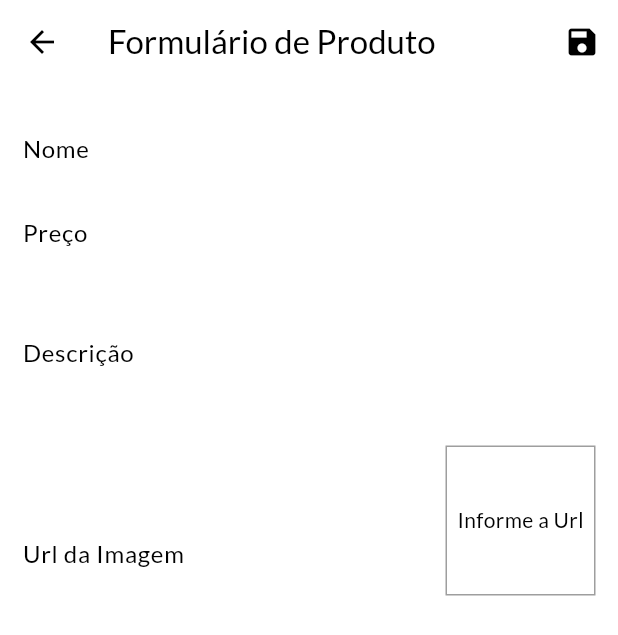
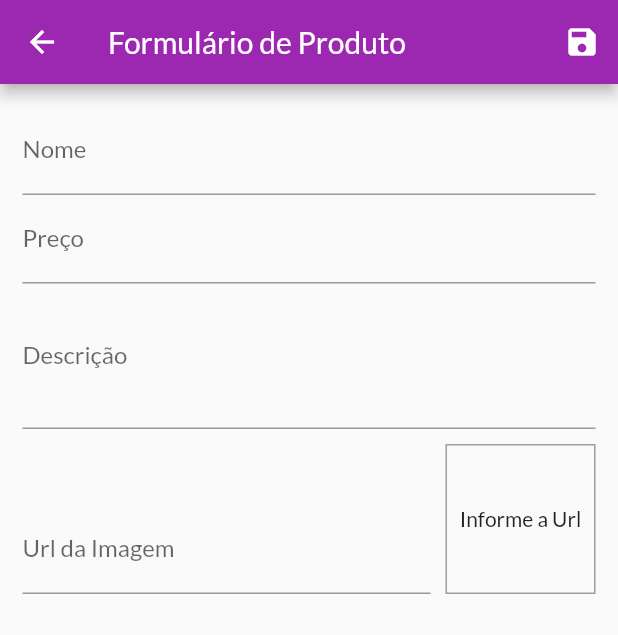
Before and after one commit to AlexGayer/shop, a Flutter app: the ProductFormPage screen opened by its route, on a phone screen of 412 x 824 dp. Shown: the top 635 px of the screen. Run offline on Flutter 3.47's test engine with Material 3 defaults, Android fonts, the phone set to English and light mode, and no system bars; network calls fail.

```diff
--- a/lib/main.dart
+++ b/lib/main.dart
@@ -35,6 +35,7 @@ class MyApp extends StatelessWidget {
       child: MaterialApp(
         title: 'Flutter Demo',
         theme: ThemeData(
+          useMaterial3: false,
           colorScheme: ColorScheme.fromSwatch().copyWith(
             primary: Colors.purple,
             secondary: Colors.deepOrange,
--- a/lib/pages/product_form_page.dart
+++ b/lib/pages/product_form_page.dart
@@ -62,9 +62,7 @@ class _ProductFormPageState extends State<ProductFormPage> {
 
   bool isValidImageUrl(String url) {
     bool isValidUrl = Uri.tryParse(url)?.hasAbsolutePath ?? false;
-    bool endsWithFile = url.toLowerCase().endsWith('.png') ||
-        url.toLowerCase().endsWith('.jpg') ||
-        url.toLowerCase().endsWith('.jpeg');
+    bool endsWithFile = url.toLowerCase().endsWith('.png') || url.toLowerCase().endsWith('.jpg') || url.toLowerCase().endsWith('.jpeg');
     return isValidUrl && endsWithFile;
   }
 
@@ -137,8 +135,7 @@ class _ProductFormPageState extends State<ProductFormPage> {
                 onFieldSubmitted: (_) {
                   FocusScope.of(context).requestFocus(_descriptionFocus);
                 },
-                onSaved: (price) =>
-                    _formData['price'] = double.parse(price ?? '0'),
+                onSaved: (price) => _formData['price'] = double.parse(price ?? '0'),
                 validator: (_price) {
                   final priceString = _price ?? '';
                   final price = double.tryParse(priceString) ?? -1;
@@ -156,8 +153,7 @@ class _ProductFormPageState extends State<ProductFormPage> {
                 focusNode: _descriptionFocus,
                 keyboardType: TextInputType.multiline,
                 maxLines: 3,
-                onSaved: (description) =>
-                    _formData['description'] = description ?? '',
+                onSaved: (description) => _formData['description'] = description ?? '',
                 validator: (_description) {
                   final description = _description ?? '';
 
@@ -177,15 +173,13 @@ class _ProductFormPageState extends State<ProductFormPage> {
                 children: [
                   Expanded(
                     child: TextFormField(
-                      decoration:
-                          const InputDecoration(labelText: 'Url da Imagem'),
+                      decoration: const InputDecoration(labelText: 'Url da Imagem'),
                       keyboardType: TextInputType.url,
                       textInputAction: TextInputAction.done,
                       focusNode: _imageUrlFocus,
                       controller: _imageUrlController,
                       onFieldSubmitted: (_) => _submitForm(),
-                      onSaved: (imageUrl) =>
-                          _formData['imageUrl'] = imageUrl ?? '',
+                      onSaved: (imageUrl) => _formData['imageUrl'] = imageUrl ?? '',
                       validator: (_imageUrl) {
                         final imageUrl = _imageUrl ?? '';
 
@@ -211,12 +205,7 @@ class _ProductFormPageState extends State<ProductFormPage> {
                       ),
                     ),
                     alignment: Alignment.center,
-                    child: _imageUrlController.text.isEmpty
-                        ? const Text('Informe a Url')
-                        : FittedBox(
-                            fit: BoxFit.cover,
-                            child: Image.network(_imageUrlController.text),
-                          ),
+                    child: _imageUrlController.text.isEmpty ? const Text('Informe a Url') : Image.network(_imageUrlController.text),
                   ),
                 ],
               ),
--- /dev/null
+++ b/lib/utils/constants.dart
@@ -0,0 +1,3 @@
+class Constants {
+  static const productBaseUrl = 'https://shop-cod3r-1ec9e-default-rtdb.firebaseio.com/';
+}
--- a/pubspec.yaml
+++ b/pubspec.yaml
@@ -31,6 +31,7 @@ dependencies:
     sdk: flutter
   provider: ^6.0.3
   intl: ^0.17.0
+  http: ^0.13.5
 
   # The following adds the Cupertino Icons font to your application.
   # Use with the CupertinoIcons class for iOS style icons.
```
Also changed, not shown: lib/models/product_list.dart (+15 -2 lines), pubspec.lock.
